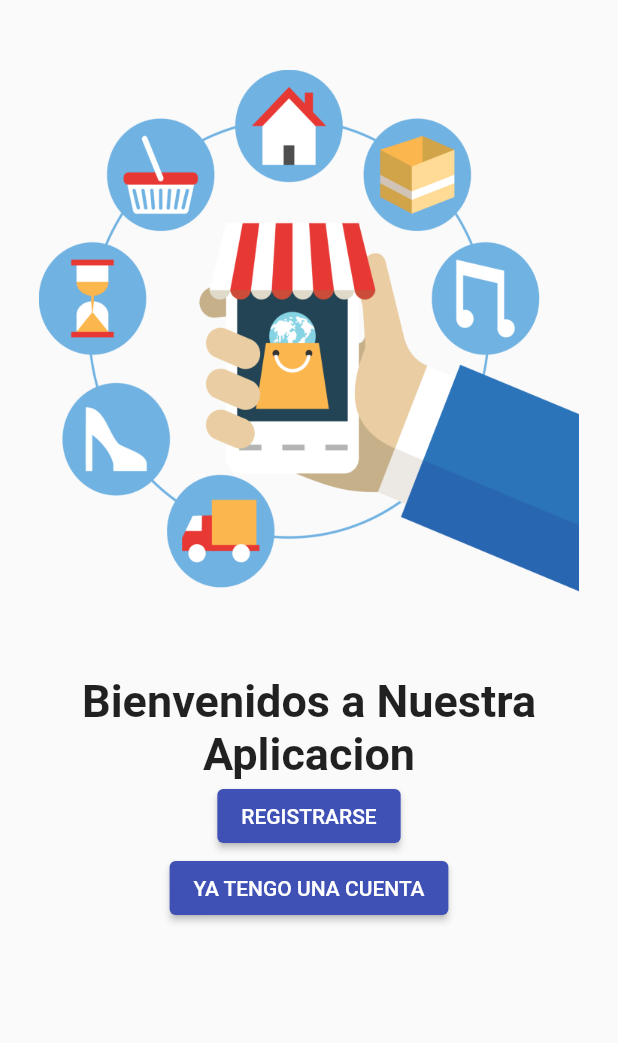
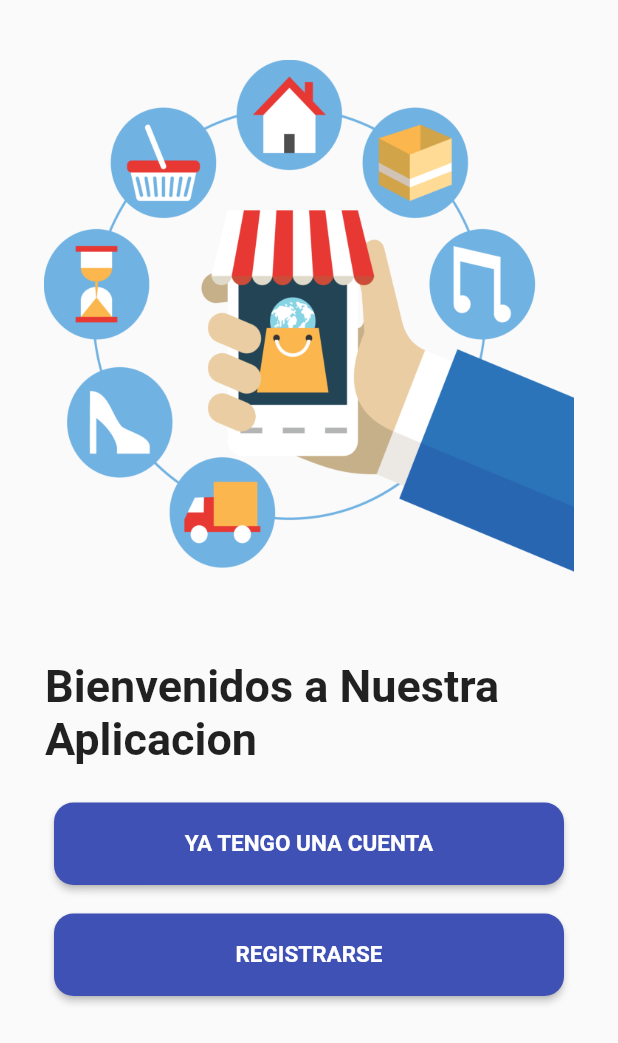
Before and after one commit to EdgarChamorro19/Proyecto_Flutter, a Flutter app: the screen it shows after launch, on a phone screen of 412 x 824 dp. Shown: the top 1043 px of the screen. Run offline on Flutter 3.47's test engine with Material 2 defaults, Android fonts, the phone set to English and light mode, and no system bars.

Commit message:
Actualizado Interfaz Grafica main,login,register

```diff
--- a/lib/main.dart
+++ b/lib/main.dart
@@ -1,3 +1,4 @@
+
 import 'package:flutter/material.dart';
 import 'package:proyecto_flutter/Login.dart';
 import 'package:proyecto_flutter/Register.dart';
@@ -37,27 +38,47 @@ class _InicioState extends State<Inicio> {
       body: SafeArea(
         child: Column(
           children:<Widget> [
-            Center(
-              child: Image.asset("imagenes/img2.png",width: 360, height: 450),
+            Container(
+              margin: EdgeInsets.symmetric(horizontal:20 ,vertical:40),
+              child: Image.asset("imagenes/img2.png",height: 350),
             ),
-            Center(
+            Container(
+              margin: EdgeInsets.symmetric(horizontal: 30,vertical: 10),
               child: Text("Bienvenidos a Nuestra Aplicacion",
-                      textAlign: TextAlign.center,
-                      style: const TextStyle(fontWeight: FontWeight.bold, fontSize:30)
+                      style: TextStyle(fontWeight: FontWeight.bold, fontSize:30)
                       ),
             ),
-            ElevatedButton(
-              onPressed: (){
-                Navigator.push(context, MaterialPageRoute(builder: (context)=> Register()));
-              },
-              child: Text("REGISTRARSE")
+            Container(
+              margin: EdgeInsets.symmetric(vertical: 15),
+              child: ElevatedButton(
+                style: ElevatedButton.styleFrom(
+                  minimumSize: Size( 340, 55),
+                  shape: const RoundedRectangleBorder(
+                    borderRadius: BorderRadius.all(Radius.circular(13))
+                  ),
+                ),
+                onPressed: (){
+                  Navigator.push(context, MaterialPageRoute(builder: (context)=> LoginPage()));
+                },
+                child: Text("YA TENGO UNA CUENTA",style: TextStyle(fontWeight: FontWeight.bold, fontSize:15))
+                ),
+            ),
+            Container(
+              margin: EdgeInsets.symmetric(vertical: 4),
+              child: ElevatedButton(
+                style: ElevatedButton.styleFrom(
+                  minimumSize: Size( 340, 55),
+                  shape: const RoundedRectangleBorder(
+                    borderRadius: BorderRadius.all(Radius.circular(13))
+                  ),
+                ),
+                onPressed: (){
+                  Navigator.push(context, MaterialPageRoute(builder: (context)=> RegisterPage()));
+                },
+                child: const Text("REGISTRARSE",style: TextStyle(fontWeight: FontWeight.bold, fontSize:15))
               ),
-              ElevatedButton(
-              onPressed: (){
-                Navigator.push(context, MaterialPageRoute(builder: (context)=> Login()));
-              },
-              child: Text("YA TENGO UNA CUENTA")
-              ),
+            ),
+
           ],
         ),
       ),
```
Also changed, not shown: lib/Login.dart (+77 -7 lines), lib/Principal.dart (added, +24 -0 lines), lib/Register.dart (+76 -7 lines).
